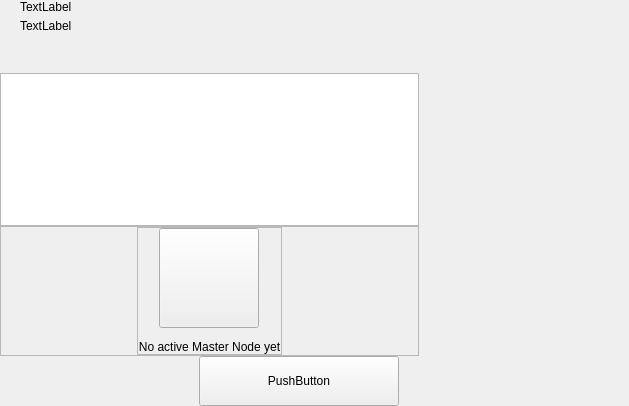
The window that src/qt/vitae/forms/masternodeswidget.ui (VitaeTeam/Vitae) describes before a commit, drawn with Qt 5.
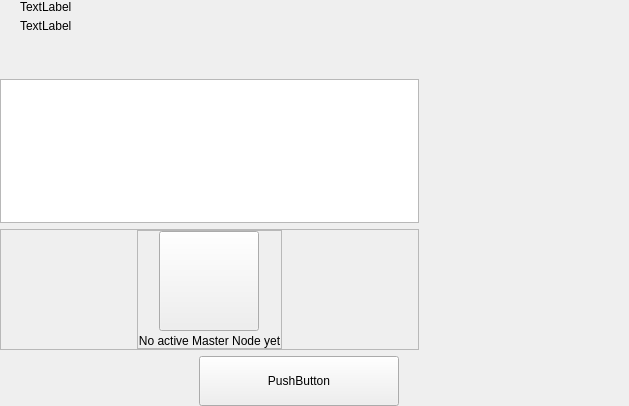
The same window after the commit. Custom widgets are drawn as their Qt base class.

```diff
--- a/src/qt/vitae/forms/masternodeswidget.ui
+++ b/src/qt/vitae/forms/masternodeswidget.ui
@@ -47,7 +47,7 @@
       <item>
        <layout class="QVBoxLayout" name="verticalLayout_2">
         <property name="spacing">
-         <number>0</number>
+         <number>6</number>
         </property>
         <item>
          <layout class="QHBoxLayout" name="horizontalLayout_3">
@@ -113,7 +113,7 @@
          <layout class="QVBoxLayout" name="verticalLayout_6"/>
         </item>
         <item>
-         <widget class="QListWidget" name="listMn"/>
+         <widget class="QListView" name="listMn"/>
         </item>
         <item>
          <widget class="QFrame" name="emptyContainer">
```
